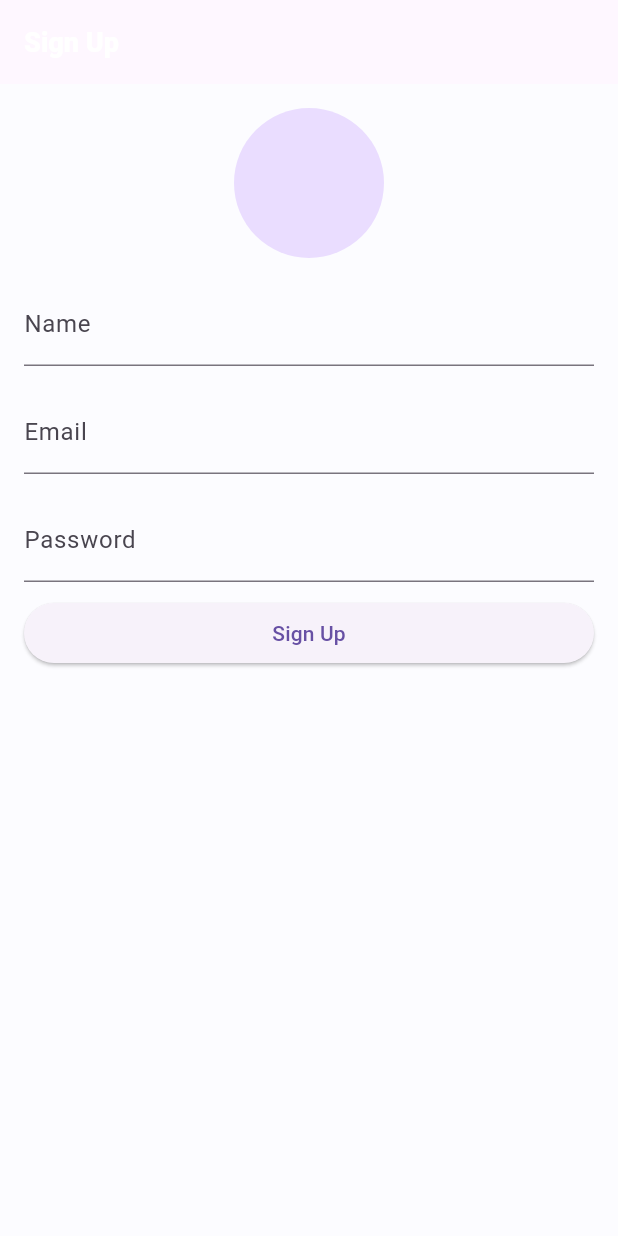
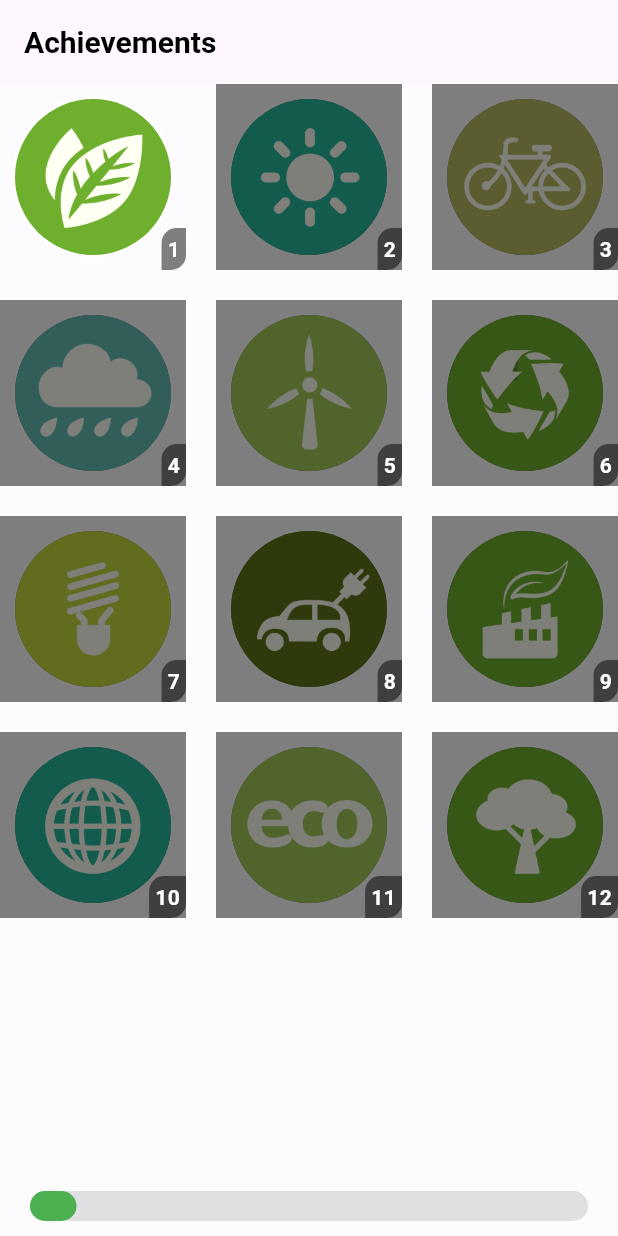
Before and after one commit to pratham-mody/Formula-C, a Flutter app: the screen it shows after launch, on a phone screen of 412 x 824 dp. Run offline on Flutter 3.47's test engine with Material 3 defaults, Android fonts, the light colour scheme and no system bars; our stand-ins replace ionicons, shared_preferences; Roboto replaces fonts that are missing (YourCustomFont).

Commit message:
chetan second

```diff
--- a/lib/main.dart
+++ b/lib/main.dart
@@ -1,5 +1,6 @@
 import 'package:flutter/material.dart';
 import 'package:flutter_foodybite/screens/Signup.dart';
+import 'package:flutter_foodybite/screens/achivements.dart';
 import 'package:flutter_foodybite/screens/home.dart';
 import 'package:flutter_foodybite/screens/main_screen.dart';
 import 'package:flutter_foodybite/util/const.dart';
@@ -21,7 +22,7 @@ class _MyAppState extends State<MyApp> {
       title: Constants.appName,
       theme: Constants.lightTheme,
       darkTheme: Constants.darkTheme,
-      home: SignUpPage(),
+      home: AchievementsPage(),
       routes: {'/home': (context) => MainScreen()},
     );
   }
--- /dev/null
+++ b/lib/screens/achivements.dart
@@ -0,0 +1,273 @@
+import 'package:flutter/material.dart';
+
+class Achievement {
+  final String title;
+  final String description;
+  final String imagePath;
+  final bool unlocked;
+
+  Achievement({
+    required this.title,
+    required this.description,
+    required this.imagePath,
+    this.unlocked = false,
+  });
+}
+
+class AchievementsPage extends StatefulWidget {
+  @override
+  _AchievementsPageState createState() => _AchievementsPageState();
+}
+
+class _AchievementsPageState extends State<AchievementsPage> {
+  final List<Achievement> achievements = [
+    Achievement(
+      title: "Novice Rider",
+      description: "Welcome to carpool",
+      imagePath: "assets/dark.png",
+      unlocked: true,
+    ),
+    Achievement(
+      title: "Eco-Friendly Traveler",
+      description: "5 pools completed",
+      imagePath: "assets/2.png",
+    ),
+    Achievement(
+      title: "Road Explorer",
+      description: "10 pools completed",
+      imagePath: "assets/3.png",
+    ),
+    Achievement(
+      title: "Community Navigator",
+      description: "20 pools completed",
+      imagePath: "assets/4.png",
+    ),
+    Achievement(
+      title: "Carpool Connoisseur",
+      description: "30 pools completed",
+      imagePath: "assets/5.png",
+    ),
+    Achievement(
+      title: "Sustainable Commuter",
+      description: "40 pools completed",
+      imagePath: "assets/6.png",
+    ),
+    Achievement(
+      title: "Urban Voyager",
+      description: "50 pools completed",
+      imagePath: "assets/7.png",
+    ),
+    Achievement(
+      title: "Green Travel Advocate",
+      description: "60 pools completed",
+      imagePath: "assets/8.png",
+    ),
+    Achievement(
+      title: "Transportation Trailblazer",
+      description: "70 pools completed",
+      imagePath: "assets/15.png",
+    ),
+    Achievement(
+      title: "Carpool Captain",
+      description: "80 pools completed",
+      imagePath: "assets/13.png",
+    ),
+    Achievement(
+      title: "Eco Road Warrior",
+      description: "90 pools completed",
+      imagePath: "assets/11.png",
+    ),
+    Achievement(
+      title: "Sustainable Mobility Master",
+      description: "100 pools completed",
+      imagePath: "assets/12.png",
+    ),
+    // Add other achievements here...
+  ];
+
+  @override
+  Widget build(BuildContext context) {
+    int unlockedCount = achievements.where((achievement) => achievement.unlocked).length;
+    double progress = unlockedCount / achievements.length;
+
+    return Scaffold(
+      appBar: AppBar(
+        title: Text(
+          'Achievements',
+          style: TextStyle(
+            fontFamily: 'YourCustomFont', // Change this to your custom font family
+            fontSize: 20.0, // Change the font size as needed
+            fontWeight: FontWeight.bold, // Change the font weight as needed
+          ),
+        ),
+      ),
+      body: Column(
+        children: [
+          Expanded(
+            child: GridView.builder(
+              gridDelegate: SliverGridDelegateWithFixedCrossAxisCount(
+                crossAxisCount: 3, // Change this to display 3 circles in each row
+                mainAxisSpacing: 20.0, // Add vertical spacing between rows
+                crossAxisSpacing: 20.0, // Add horizontal spacing between circles
+              ),
+              itemCount: achievements.length,
+              itemBuilder: (BuildContext context, int index) {
+                return GestureDetector(
+                  onTap: () {
+                    Navigator.push(
+                      context,
+                      MaterialPageRoute(
+                        builder: (context) => AchievementDetailPage(achievement: achievements[index]),
+                      ),
+                    );
+                  },
+                  child: Stack(
+                    children: [
+                      Padding(
+                        padding: const EdgeInsets.all(8.0),
+                        child: Container(
+                          decoration: BoxDecoration(
+                            shape: BoxShape.circle,
+                            border: Border.all(
+                              color: Colors.white, // Add white border color
+                              width: 2, // Adjust border width as needed
+                            ),
+                          ),
+                          child: CircleAvatar(
+                            backgroundImage: AssetImage(achievements[index].imagePath),
+                            radius: 60, // Adjust the radius of the circle as needed
+                            backgroundColor: achievements[index].unlocked ? Colors.transparent : Colors.black.withOpacity(0.5),
+                          ),
+                        ),
+                      ),
+                      if (!achievements[index].unlocked) // Show overlay for locked achievements
+                        Positioned.fill(
+                          child: Container(
+                            color: Colors.black.withOpacity(0.5), // Darken the overlay
+                          ),
+                        ),
+                      Positioned(
+                        bottom: 0,
+                        right: 0,
+                        child: Container(
+                          padding: EdgeInsets.all(4),
+                          decoration: BoxDecoration(
+                            color: Colors.black.withOpacity(0.5),
+                            borderRadius: BorderRadius.only(
+                              topLeft: Radius.circular(10),
+                              bottomRight: Radius.circular(10),
+                            ),
+                          ),
+                          child: Text(
+                            (index + 1).toString(),
+                            style: TextStyle(
+                              color: Colors.white,
+                              fontWeight: FontWeight.bold,
+                            ),
+                          ),
+                        ),
+                      ),
+                    ],
+                  ),
+                );
+              },
+            ),
+          ),
+          SizedBox(height: 20),
+          Padding(
+            padding: const EdgeInsets.symmetric(horizontal: 20),
+            child: Stack(
+              alignment: Alignment.centerLeft,
+              children: [
+                Container(
+                  height: 20, // Adjust the height of the progress bar
+                  decoration: BoxDecoration(
+                    borderRadius: BorderRadius.circular(10), // Adjust the border radius to make it curved
+                    color: Colors.grey.withOpacity(0.3), // Adjust the background color of the progress bar
+                  ),
+                ),
+                FractionallySizedBox(
+                  widthFactor: progress,
+                  child: Container(
+                    height: 20, // Adjust the height of the progress bar
+                    decoration: BoxDecoration(
+                      borderRadius: BorderRadius.circular(10), // Adjust the border radius to make it curved
+                      color: Colors.green, // Change progress bar color to green
+                    ),
+                  ),
+                ),
+              ],
+            ),
+          ),
+          SizedBox(height: 10),
+        ],
+      ),
+    );
+  }
+}
+
+class AchievementDetailPage extends StatelessWidget {
+  final Achievement achievement;
+
+  const AchievementDetailPage({required this.achievement});
+
+  @override
+  Widget build(BuildContext context) {
+    return Scaffold(
+      appBar: AppBar(
+        title: Text(
+          'Achievements',
+          style: TextStyle(
+            fontFamily: 'YourCustomFont', // Change this to your custom font family
+            fontSize: 20.0, // Change the font size as needed
+            fontWeight: FontWeight.bold, // Change the font weight as needed
+          ),
+        ),
+      ),
+      body: Center(
+        child: Column(
+          mainAxisAlignment: MainAxisAlignment.center,
+          children: [
+            Container(
+              width: 200, // Adjust the width of the square frame
+              height: 200, // Adjust the height of the square frame
+              decoration: BoxDecoration(
+                borderRadius: BorderRadius.circular(20), // Adjust the roundness of the corners
+                color: Colors.grey[200], // Adjust the background color of the square frame
+              ),
+              child: ClipRRect(
+                borderRadius: BorderRadius.circular(20), // Adjust the roundness of the corners
+                child: Image.asset(
+                  achievement.imagePath,
+                  fit: BoxFit.cover, // Adjust the fit of the image within the square frame
+                ),
+              ),
+            ),
+            SizedBox(height: 20),
+            Text(
+              achievement.title,
+              style: TextStyle(
+                fontSize: 24, // Adjust the font size as needed
+                fontWeight: FontWeight.bold, // Adjust the font weight as needed
+              ),
+            ),
+            SizedBox(height: 10),
+            Text(
+              achievement.description,
+              style: TextStyle(
+                fontSize: 18, // Adjust the font size as needed
+                color: Colors.grey, // Adjust the font color as needed
+              ),
+            ),
+          ],
+        ),
+      ),
+    );
+  }
+}
+
+void main() {
+  runApp(MaterialApp(
+    home: AchievementsPage(),
+  ));
+}
```
Also changed, not shown: assets/11.png (added), assets/12.png (added), assets/13.png (added), assets/15.png (added), assets/2.png (added), assets/3.png (added), assets/4.png (added), assets/5.png (added), assets/6.png (added), assets/7.png (added), assets/8.png (added), assets/9.png (added), assets/dark.png (added).
